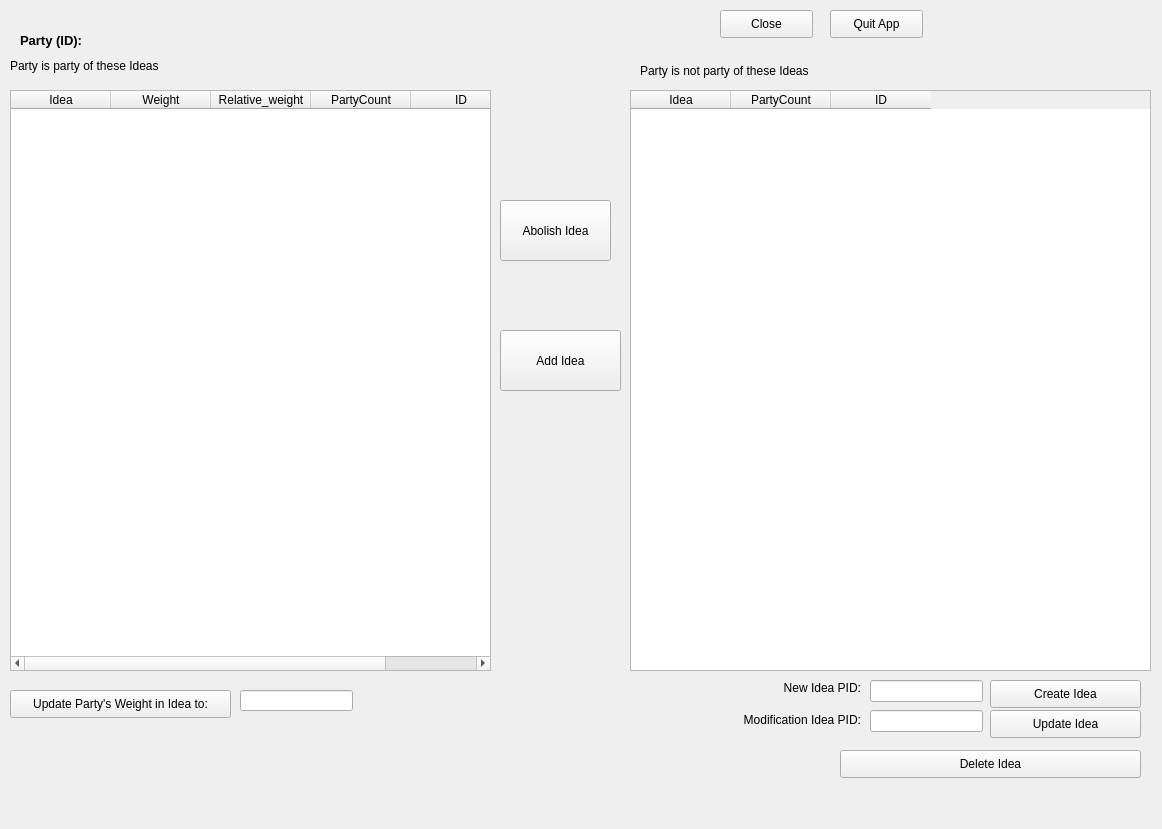
sourcery-ai-experiments/jaar, file ui/EditParty2bdUI.ui: the form before one commit.
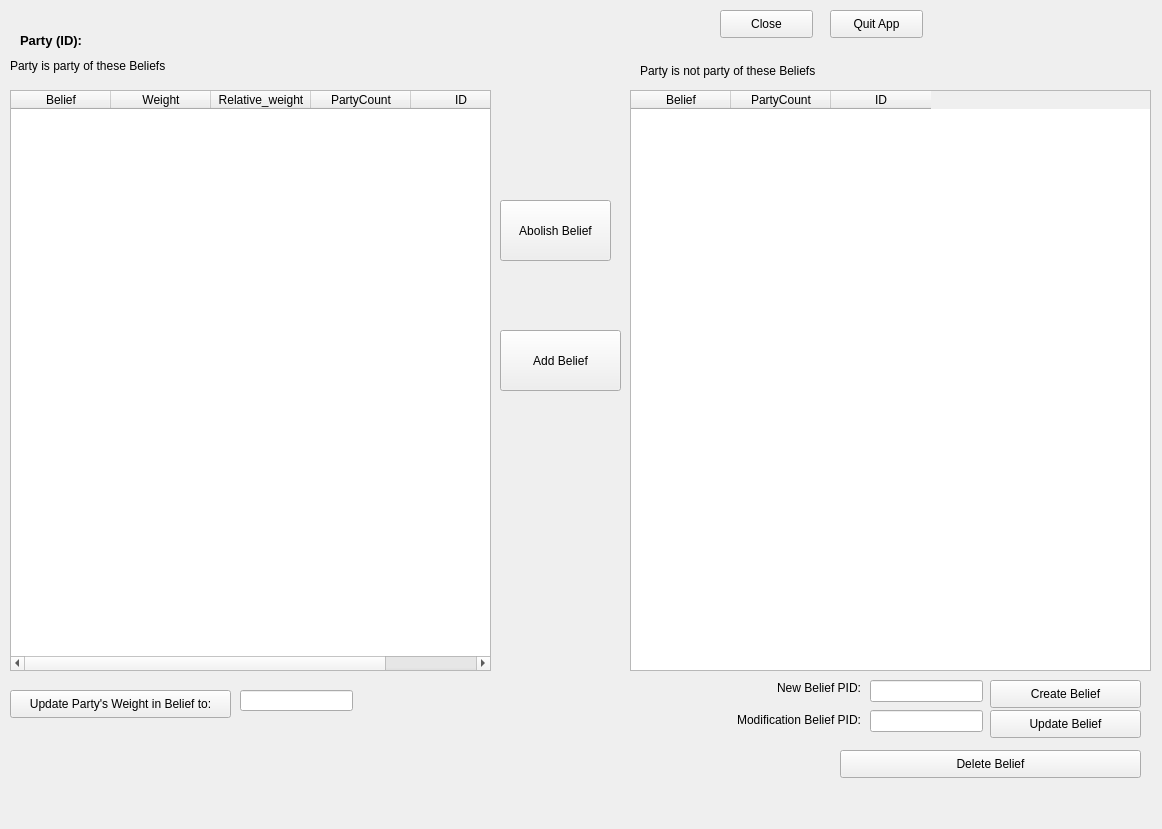
The form after the commit.

Commit message: #201 change "belief" to "fact", "idea" to "belief",  "fact" back to "idea"

What changed in the file:
```diff
--- a/ui/EditParty2bdUI.ui
+++ b/ui/EditParty2bdUI.ui
@@ -23,7 +23,7 @@
     </rect>
    </property>
    <property name="text">
-    <string>Add Idea</string>
+    <string>Add Belief</string>
    </property>
   </widget>
   <widget class="QPushButton" name="bd_abolish_button">
@@ -36,7 +36,7 @@
     </rect>
    </property>
    <property name="text">
-    <string>Abolish Idea</string>
+    <string>Abolish Belief</string>
    </property>
   </widget>
   <widget class="QLabel" name="label">
@@ -49,7 +49,7 @@
     </rect>
    </property>
    <property name="text">
-    <string>Party is party of these Ideas</string>
+    <string>Party is party of these Beliefs</string>
    </property>
    <property name="wordWrap">
     <bool>true</bool>
@@ -65,7 +65,7 @@
     </rect>
    </property>
    <property name="text">
-    <string>Party is not party of these Ideas</string>
+    <string>Party is not party of these Beliefs</string>
    </property>
    <property name="wordWrap">
     <bool>true</bool>
@@ -102,7 +102,7 @@
    </property>
    <column>
     <property name="text">
-     <string>Idea</string>
+     <string>Belief</string>
     </property>
    </column>
    <column>
@@ -137,7 +137,7 @@
    </property>
    <column>
     <property name="text">
-     <string>Idea</string>
+     <string>Belief</string>
     </property>
    </column>
    <column>
@@ -197,7 +197,7 @@
     </rect>
    </property>
    <property name="text">
-    <string>Update Party's Weight in Idea to:</string>
+    <string>Update Party's Weight in Belief to:</string>
    </property>
   </widget>
   <widget class="QPushButton" name="bd_insert_button">
@@ -210,7 +210,7 @@
     </rect>
    </property>
    <property name="text">
-    <string>Create Idea</string>
+    <string>Create Belief</string>
    </property>
   </widget>
   <widget class="QLineEdit" name="bd_new_edit">
@@ -233,7 +233,7 @@
     </rect>
    </property>
    <property name="text">
-    <string>Delete Idea</string>
+    <string>Delete Belief</string>
    </property>
   </widget>
   <widget class="QLabel" name="label_3">
@@ -246,7 +246,7 @@
     </rect>
    </property>
    <property name="text">
-    <string>New Idea PID:</string>
+    <string>New Belief PID:</string>
    </property>
    <property name="alignment">
     <set>Qt::AlignRight|Qt::AlignTrailing|Qt::AlignVCenter</set>
@@ -262,7 +262,7 @@
     </rect>
    </property>
    <property name="text">
-    <string>Modification Idea PID:</string>
+    <string>Modification Belief PID:</string>
    </property>
    <property name="alignment">
     <set>Qt::AlignRight|Qt::AlignTrailing|Qt::AlignVCenter</set>
@@ -288,7 +288,7 @@
     </rect>
    </property>
    <property name="text">
-    <string>Update Idea</string>
+    <string>Update Belief</string>
    </property>
   </widget>
  </widget>
```
Left out of the diff: 2 changed lines with no effect on the pictures. The commit also changes 155 other files.
